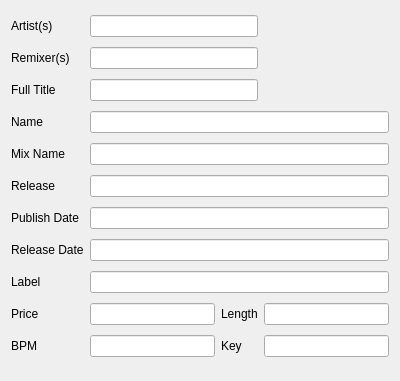
First picture: the form in uis/trackinfosview.ui, repository alorence/tym, before the edit.
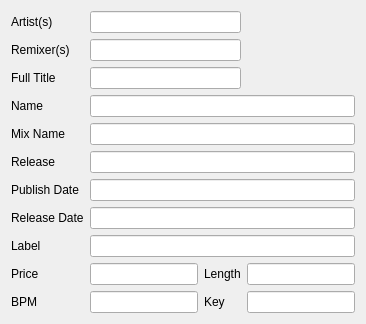
Second picture: the form after the edit.

```diff
--- a/uis/trackinfosview.ui
+++ b/uis/trackinfosview.ui
@@ -2,14 +2,6 @@
 <ui version="4.0">
  <class>TrackInfosView</class>
  <widget class="QWidget" name="TrackInfosView">
-  <property name="geometry">
-   <rect>
-    <x>0</x>
-    <y>0</y>
-    <width>400</width>
-    <height>381</height>
-   </rect>
-  </property>
   <property name="windowTitle">
    <string>Form</string>
   </property>
```
